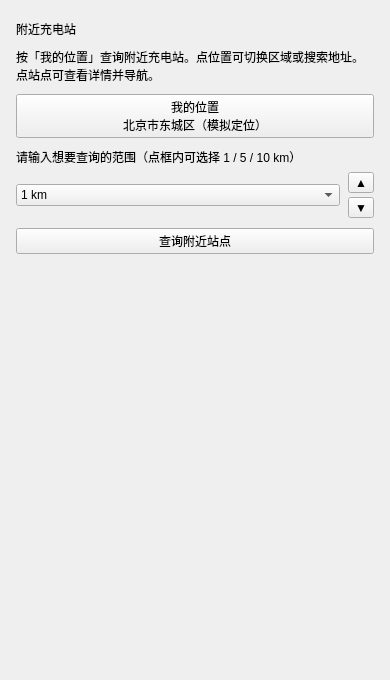
Qt form homepage.ui (BIT26FallMiniSemester/MapForECarCharger) before a commit.
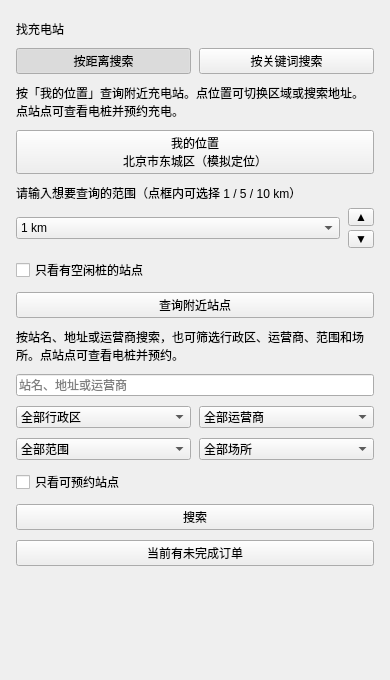
The same form after that commit.

Patch:
```diff
--- a/homepage.ui
+++ b/homepage.ui
@@ -29,14 +29,68 @@
    <item>
     <widget class="QLabel" name="titleLabel">
      <property name="text">
-      <string>附近充电站</string>
+      <string>找充电站</string>
      </property>
     </widget>
    </item>
    <item>
-    <widget class="QLabel" name="descLabel">
+    <layout class="QHBoxLayout" name="modeRow">
+     <property name="spacing">
+      <number>8</number>
+     </property>
+     <item>
+      <widget class="QPushButton" name="distanceModeButton">
+       <property name="cursor">
+        <cursorShape>PointingHandCursor</cursorShape>
+       </property>
+       <property name="checkable">
+        <bool>true</bool>
+       </property>
+       <property name="checked">
+        <bool>true</bool>
+       </property>
      <property name="text">
-      <string>按「我的位置」查询附近充电站。点位置可切换区域或搜索地址。点站点可查看详情并导航。</string>
+        <string>按距离搜索</string>
+       </property>
+      </widget>
+     </item>
+     <item>
+      <widget class="QPushButton" name="keywordModeButton">
+       <property name="cursor">
+        <cursorShape>PointingHandCursor</cursorShape>
+       </property>
+       <property name="checkable">
+        <bool>true</bool>
+       </property>
+       <property name="text">
+        <string>按关键词搜索</string>
+       </property>
+      </widget>
+     </item>
+    </layout>
+   </item>
+   <item>
+    <widget class="QWidget" name="distancePage">
+      <layout class="QVBoxLayout" name="distanceLayout">
+       <property name="spacing">
+        <number>10</number>
+       </property>
+       <property name="leftMargin">
+        <number>0</number>
+       </property>
+       <property name="topMargin">
+        <number>0</number>
+       </property>
+       <property name="rightMargin">
+        <number>0</number>
+       </property>
+       <property name="bottomMargin">
+        <number>0</number>
+       </property>
+       <item>
+        <widget class="QLabel" name="distanceDesc">
+         <property name="text">
+          <string>按「我的位置」查询附近充电站。点位置可切换区域或搜索地址。点站点可查看电桩并预约充电。</string>
      </property>
      <property name="wordWrap">
       <bool>true</bool>
@@ -166,6 +220,13 @@
      </layout>
     </widget>
    </item>
+       <item>
+        <widget class="QCheckBox" name="availableOnlyCheck">
+         <property name="text">
+          <string>只看有空闲桩的站点</string>
+         </property>
+        </widget>
+       </item>
    <item>
     <widget class="QPushButton" name="queryButton">
      <property name="cursor">
@@ -173,6 +234,154 @@
      </property>
      <property name="text">
       <string>查询附近站点</string>
+         </property>
+        </widget>
+       </item>
+      </layout>
+     </widget>
+   </item>
+   <item>
+     <widget class="QWidget" name="keywordPage">
+      <layout class="QVBoxLayout" name="keywordLayout">
+       <property name="spacing">
+        <number>10</number>
+       </property>
+       <property name="leftMargin">
+        <number>0</number>
+       </property>
+       <property name="topMargin">
+        <number>0</number>
+       </property>
+       <property name="rightMargin">
+        <number>0</number>
+       </property>
+       <property name="bottomMargin">
+        <number>0</number>
+       </property>
+       <item>
+        <widget class="QLabel" name="keywordDesc">
+         <property name="text">
+          <string>按站名、地址或运营商搜索，也可筛选行政区、运营商、范围和场所。点站点可查看电桩并预约。</string>
+         </property>
+         <property name="wordWrap">
+          <bool>true</bool>
+         </property>
+        </widget>
+       </item>
+       <item>
+        <widget class="QLineEdit" name="keywordEdit">
+         <property name="placeholderText">
+          <string>站名、地址或运营商</string>
+         </property>
+         <property name="clearButtonEnabled">
+          <bool>true</bool>
+         </property>
+        </widget>
+       </item>
+       <item>
+        <layout class="QHBoxLayout" name="filterRow">
+         <property name="spacing">
+          <number>8</number>
+         </property>
+         <item>
+          <widget class="QComboBox" name="districtCombo">
+           <property name="sizePolicy">
+            <sizepolicy hsizetype="Expanding" vsizetype="Fixed">
+             <horstretch>0</horstretch>
+             <verstretch>0</verstretch>
+            </sizepolicy>
+           </property>
+           <item>
+            <property name="text">
+             <string>全部行政区</string>
+            </property>
+           </item>
+          </widget>
+         </item>
+         <item>
+          <widget class="QComboBox" name="operatorCombo">
+           <property name="sizePolicy">
+            <sizepolicy hsizetype="Expanding" vsizetype="Fixed">
+             <horstretch>0</horstretch>
+             <verstretch>0</verstretch>
+            </sizepolicy>
+           </property>
+           <item>
+            <property name="text">
+             <string>全部运营商</string>
+            </property>
+           </item>
+          </widget>
+         </item>
+        </layout>
+       </item>
+       <item>
+        <layout class="QHBoxLayout" name="filterRow2">
+         <property name="spacing">
+          <number>8</number>
+         </property>
+         <item>
+          <widget class="QComboBox" name="regionCombo">
+           <property name="sizePolicy">
+            <sizepolicy hsizetype="Expanding" vsizetype="Fixed">
+             <horstretch>0</horstretch>
+             <verstretch>0</verstretch>
+            </sizepolicy>
+           </property>
+           <item>
+            <property name="text">
+             <string>全部范围</string>
+            </property>
+           </item>
+          </widget>
+         </item>
+         <item>
+          <widget class="QComboBox" name="locationCombo">
+           <property name="sizePolicy">
+            <sizepolicy hsizetype="Expanding" vsizetype="Fixed">
+             <horstretch>0</horstretch>
+             <verstretch>0</verstretch>
+            </sizepolicy>
+           </property>
+           <item>
+            <property name="text">
+             <string>全部场所</string>
+            </property>
+           </item>
+          </widget>
+         </item>
+        </layout>
+       </item>
+       <item>
+        <widget class="QCheckBox" name="bookableOnlyCheck">
+         <property name="text">
+          <string>只看可预约站点</string>
+         </property>
+        </widget>
+       </item>
+       <item>
+        <widget class="QPushButton" name="searchButton">
+         <property name="cursor">
+          <cursorShape>PointingHandCursor</cursorShape>
+         </property>
+         <property name="text">
+          <string>搜索</string>
+         </property>
+        </widget>
+       </item>
+      </layout>
+     </widget>
+   </item>
+   <item>
+    <widget class="QPushButton" name="activeOrderButton">
+     <property name="cursor">
+      <cursorShape>PointingHandCursor</cursorShape>
+     </property>
+     <property name="visible">
+      <bool>false</bool>
+     </property>
+     <property name="text">
+      <string>当前有未完成订单</string>
      </property>
     </widget>
    </item>
```
Lines whose indentation alone changed are shown as unchanged.
